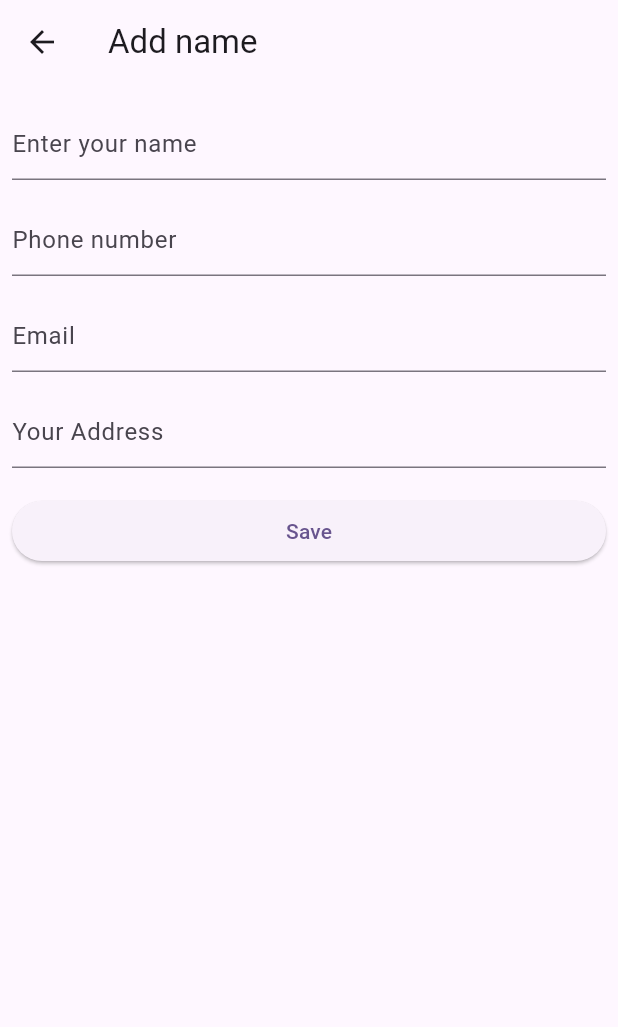
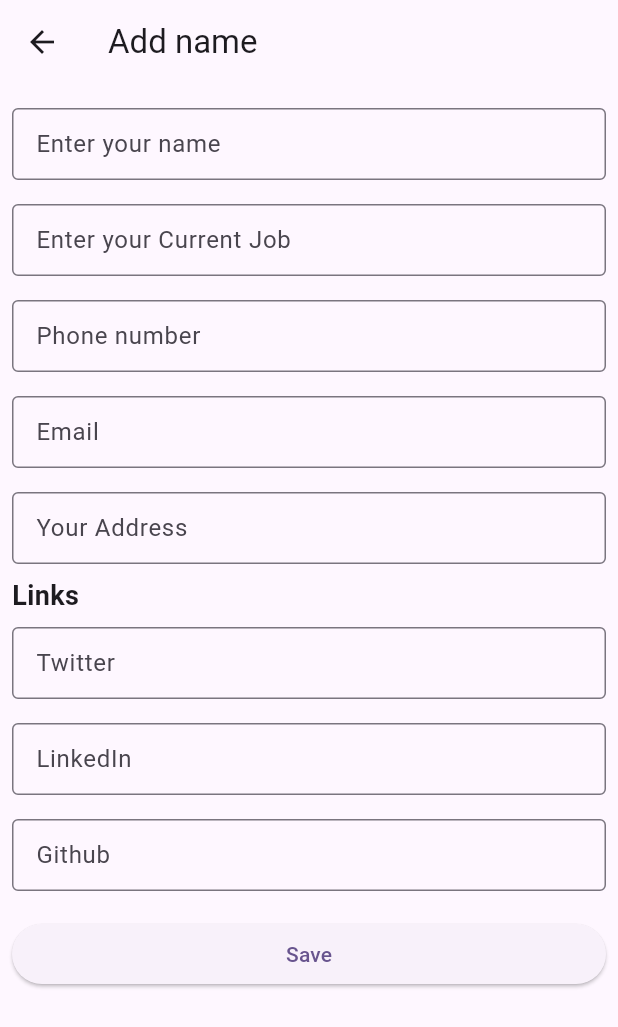
Before and after one commit to malkhan-singh-gaur/teachings-1, a Flutter app: the AddBasicInfo screen opened directly, on a phone screen of 412 x 824 dp. Shown: the top 1027 px of the screen. Run offline on Flutter 3.47's test engine with Material 2 defaults, Android fonts, the phone set to English and light mode, and no system bars; our stand-ins replace cloud_firestore, firebase_auth, firebase_core, fluttertoast, shared_preferences; accounts and stored records are empty.

Commit message:
updated portfolio app

```diff
--- a/portfolio_app/lib/models/cv_model.dart
+++ b/portfolio_app/lib/models/cv_model.dart
@@ -3,14 +3,22 @@ import 'package:cloud_firestore/cloud_firestore.dart';
 class CvModel {
   final String uid;
   final String name;
+  final String currentJob;
+  final String twitterLink;
+  final String linkedInLink;
+  final String gitHubLink;
   final String phone;
   final String email;
   final String address;
   final String aboutInfo;
   final List skills;
   final List experience;
+  final List education;
+  final List achievements;
+  final List programmingLanguages;
+  final List languages;
+  final List hobbies;
   final List projects;
-  final List languages;
 
   CvModel({
     required this.uid,
@@ -23,6 +31,14 @@ class CvModel {
     required this.experience,
     required this.projects,
     required this.languages,
+    required this.currentJob,
+    required this.twitterLink,
+    required this.linkedInLink,
+    required this.gitHubLink,
+    required this.education,
+    required this.achievements,
+    required this.programmingLanguages,
+    required this.hobbies,
   });
 
   factory CvModel.fromSnap(DocumentSnapshot ds) {
@@ -38,6 +54,14 @@ class CvModel {
       experience: data['experience'] ?? [],
       projects: data['projects'] ?? [],
       languages: data['languages'] ?? [],
+      currentJob: data['currentJob'] ?? '',
+      twitterLink: data['twitterLink'] ?? '',
+      linkedInLink: data['linkedInLink'] ?? '',
+      gitHubLink: data['gitHubLink'] ?? '',
+      education: data['education'] ?? [],
+      achievements: data['achievements'] ?? [],
+      programmingLanguages: data['programmingLanguages'] ?? [],
+      hobbies: data['hobbies'] ?? [],
     );
   }
 
@@ -53,6 +77,14 @@ class CvModel {
       'experience': experience,
       'projects': projects,
       'languages': languages,
+      'currentJob': currentJob,
+      'twitterLink': twitterLink,
+      'linkedInLink': linkedInLink,
+      'gitHubLink': gitHubLink,
+      'education': education,
+      'achievements': achievements,
+      'programmingLanguages': programmingLanguages,
+      'hobbies': hobbies,
     };
     return data;
   }
--- a/portfolio_app/lib/pages/add_basic_info.dart
+++ b/portfolio_app/lib/pages/add_basic_info.dart
@@ -17,9 +17,14 @@ class _AddNamePageState extends State<AddBasicInfo> {
   CvModel? cvModel;
 
   TextEditingController name = TextEditingController();
+  TextEditingController currentJob = TextEditingController();
   TextEditingController phone = TextEditingController();
   TextEditingController email = TextEditingController();
   TextEditingController address = TextEditingController();
+
+  TextEditingController twitter = TextEditingController();
+  TextEditingController linkedIn = TextEditingController();
+  TextEditingController gitHub = TextEditingController();
 
   getUserPortfolio() async {
     CvModel cv = await firestore.getCv();
@@ -28,6 +33,9 @@ class _AddNamePageState extends State<AddBasicInfo> {
     phone = TextEditingController(text: cv.phone);
     email = TextEditingController(text: cv.email);
     address = TextEditingController(text: cv.address);
+    twitter = TextEditingController(text: cv.twitterLink);
+    linkedIn = TextEditingController(text: cv.linkedInLink);
+    gitHub = TextEditingController(text: cv.gitHubLink);
     setState(() {});
   }
 
@@ -47,9 +55,17 @@ class _AddNamePageState extends State<AddBasicInfo> {
           crossAxisAlignment: CrossAxisAlignment.stretch,
           children: [
             Variables.buildField(name, 'Enter your name'),
+            Variables.buildField(currentJob, 'Enter your Current Job'),
             Variables.buildField(phone, 'Phone number'),
             Variables.buildField(email, 'Email'),
             Variables.buildField(address, 'Your Address'),
+            const Text(
+              'Links',
+              style: TextStyle(fontSize: 18, fontWeight: FontWeight.w700),
+            ),
+            Variables.buildField(twitter, 'Twitter'),
+            Variables.buildField(linkedIn, 'LinkedIn'),
+            Variables.buildField(gitHub, 'Github'),
             const SizedBox(height: 10),
             ElevatedButton(
               child: const Text('Save'),
@@ -61,11 +77,19 @@ class _AddNamePageState extends State<AddBasicInfo> {
                     phone: phone.text,
                     email: email.text,
                     address: address.text,
+                    twitterLink: twitter.text.trim(),
+                    linkedInLink: linkedIn.text.trim(),
+                    gitHubLink: gitHub.text.trim(),
                     aboutInfo: cvModel!.aboutInfo,
                     skills: cvModel!.skills,
                     experience: cvModel!.experience,
                     projects: cvModel!.projects,
                     languages: cvModel!.languages,
+                    currentJob: cvModel!.currentJob,
+                    education: cvModel!.education,
+                    achievements: cvModel!.achievements,
+                    programmingLanguages: cvModel!.programmingLanguages,
+                    hobbies: cvModel!.hobbies,
                   );
                   await firestore.editCv(model.toJson()).then(
                     (value) {
--- a/portfolio_app/lib/variables.dart
+++ b/portfolio_app/lib/variables.dart
@@ -7,8 +7,9 @@ class Variables {
       child: TextField(
         controller: controller,
         decoration: InputDecoration(
-          border: const UnderlineInputBorder(),
-          hintText: hint,
+          isDense: true,
+          border: const OutlineInputBorder(),
+          label: Text(hint),
         ),
       ),
     );
--- a/portfolio_app/pubspec.yaml
+++ b/portfolio_app/pubspec.yaml
@@ -18,6 +18,7 @@ dependencies:
   cloud_firestore: ^4.8.2
   firebase_storage: ^11.2.4
   fluttertoast: ^8.2.2
+  url_launcher: ^6.1.12
 
 dev_dependencies:
   flutter_test:
```
Also changed, not shown: portfolio_app/lib/models/skills.dart (deleted, +0 -25 lines), portfolio_app/lib/pages/add_skills.dart (+37 -14 lines), portfolio_app/lib/pages/view_cv.dart (+103 -23 lines), portfolio_app/pubspec.lock.
